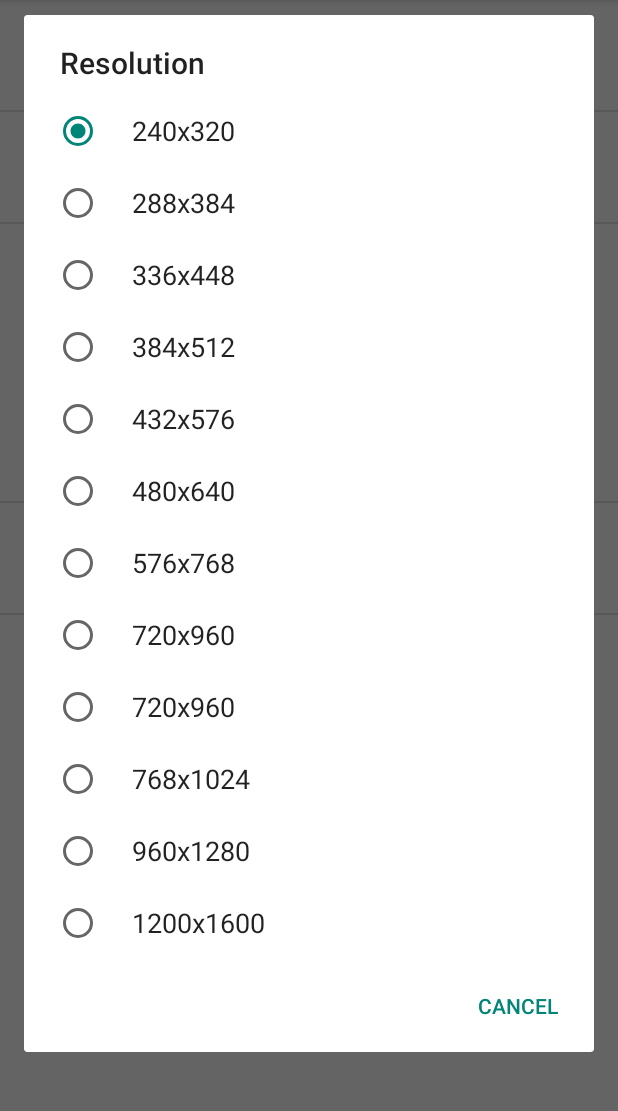
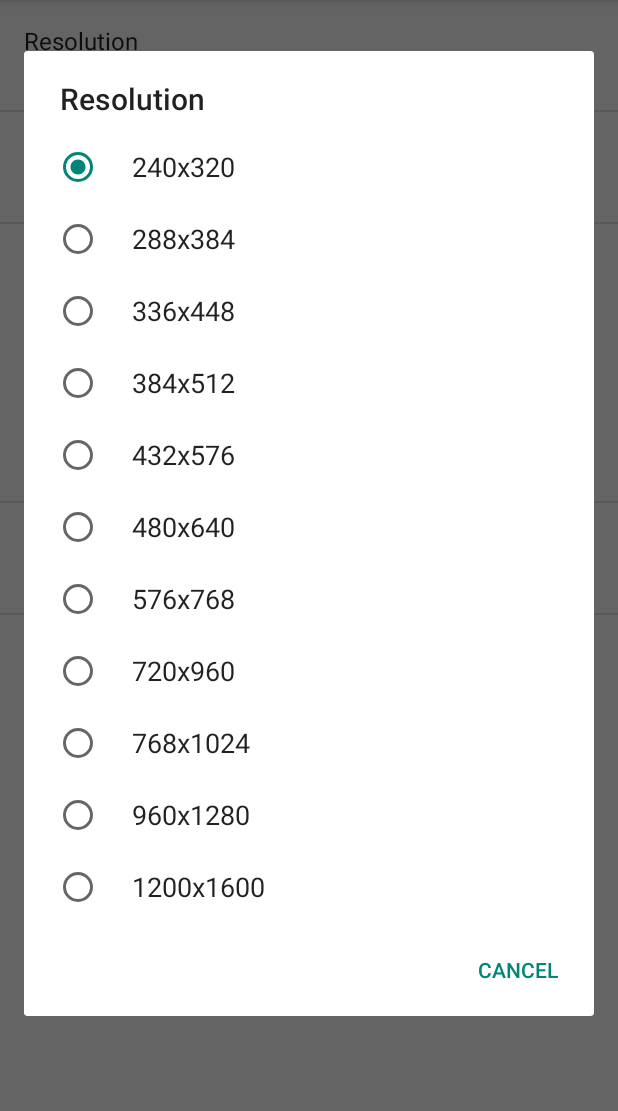
Before and after one commit to huzongyao/FaceMorphMe, an Android app: the fragment SettingsFragment shown on its own in the app's theme, after a tap on "Resolution", on a phone screen of 412 x 824 dp, the part 84-1195 px from its top. Run offline under Robolectric (Android 15) with nearby library versions, the phone set to English and light mode, and no system bars.

Commit message:
fix array size bug

```diff
--- a/app/src/main/res/values/arrays.xml
+++ b/app/src/main/res/values/arrays.xml
@@ -14,7 +14,6 @@
         <item>480x640</item>
         <item>576x768</item>
         <item>720x960</item>
-        <item>720x960</item>
         <item>768x1024</item>
         <item>960x1280</item>
         <item>1200x1600</item>
@@ -28,6 +27,9 @@
         <item>5</item>
         <item>6</item>
         <item>7</item>
+        <item>8</item>
+        <item>9</item>
+        <item>10</item>
     </string-array>
     <string-array name="pref_frames_array">
         <item>5</item>
```
